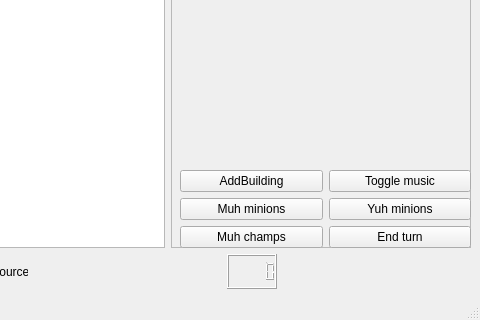
Old version of the form Game/mapwindow.ui in the repository Kujanenj/ohjelmointi3; both pictures show x 722 to 1202 and y 402 to 722 of the 1202 by 722 pixel window.
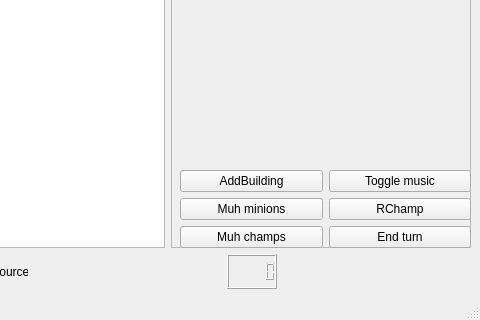
New version of the form.

Commit message: added a basic ranged champ, spawn buttons now spawn items to player in turn for easier testing

```diff
--- a/Game/mapwindow.ui
+++ b/Game/mapwindow.ui
@@ -214,7 +214,7 @@
             <item row="1" column="1">
              <widget class="QPushButton" name="enemyMinions">
               <property name="text">
-               <string>Yuh minions</string>
+               <string>RChamp</string>
               </property>
              </widget>
             </item>
```
The commit also changes 8 other files.
